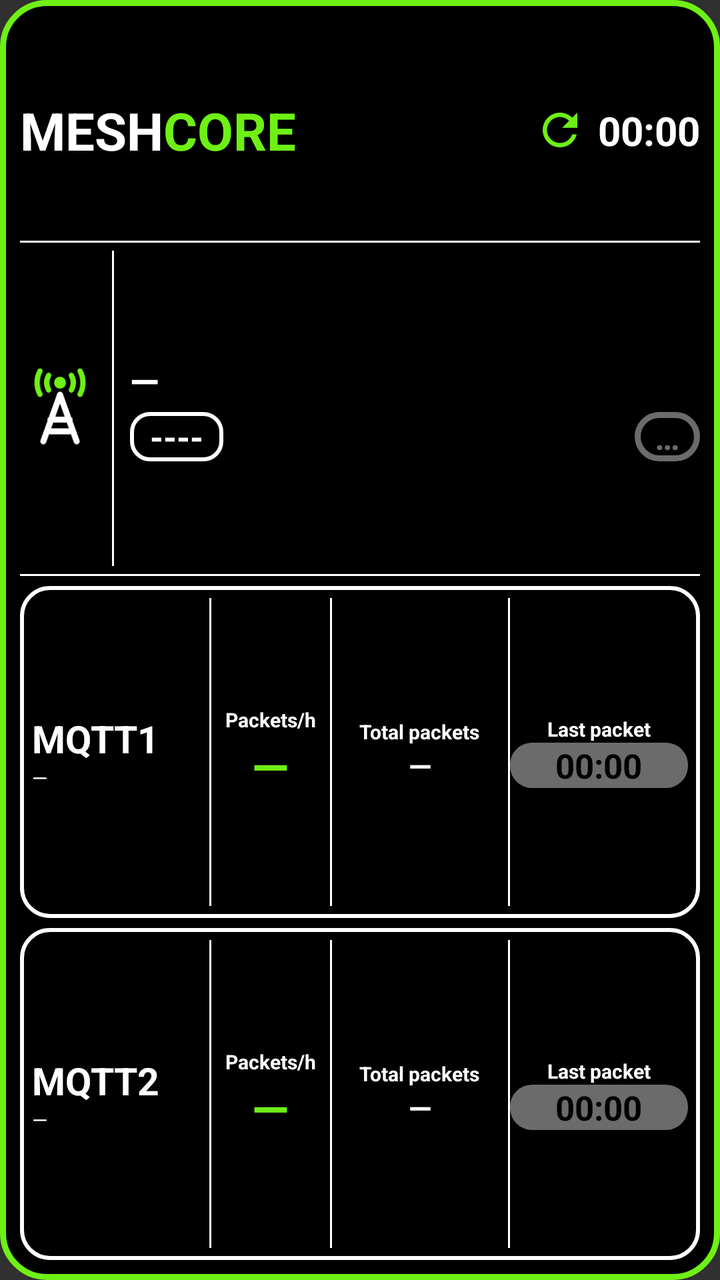
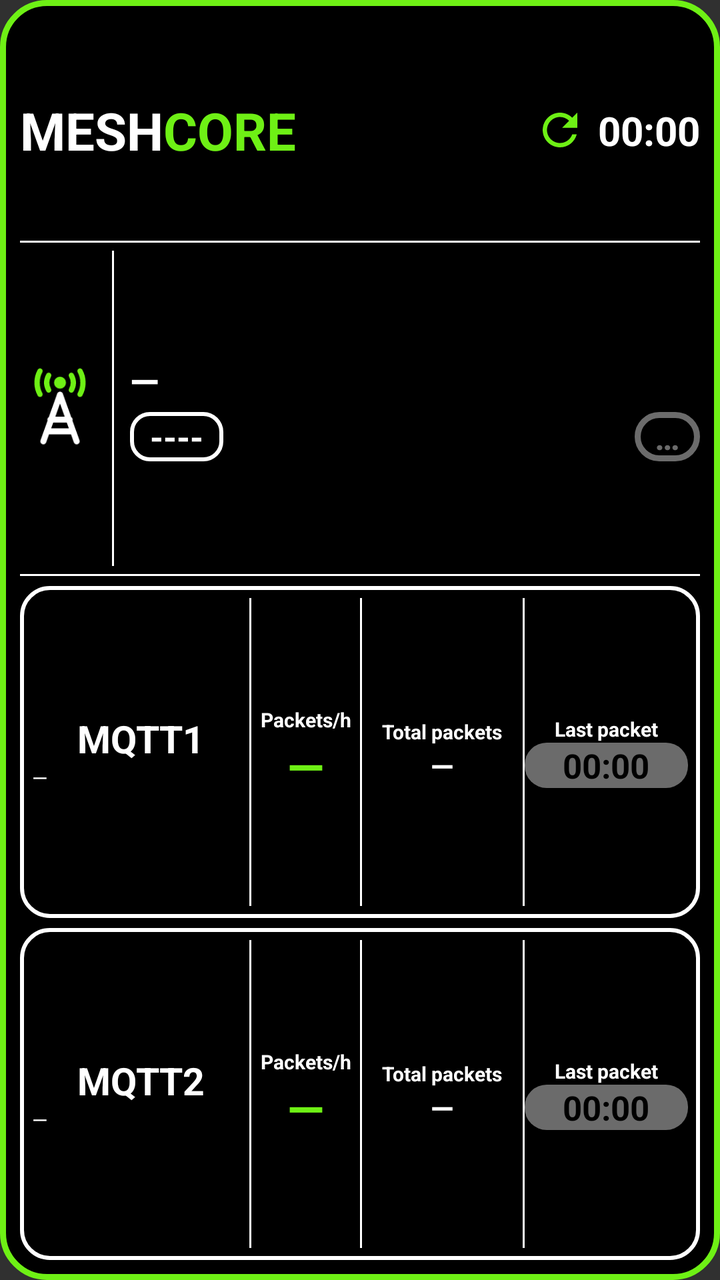

Two renders of the same Android screen: before a commit and after it. Below are the layout's source before the change and the commit's diff.
<!-- AndroidManifest.xml: application theme android:Theme.Material.NoActionBar -->
<!-- res/layout/widget_observer.xml -->
<?xml version="1.0" encoding="utf-8"?>
<LinearLayout xmlns:android="http://schemas.android.com/apk/res/android"
    android:id="@+id/widget_root"
    android:layout_width="match_parent"
    android:layout_height="match_parent"
    android:orientation="vertical"
    android:padding="10dp"
    android:background="@drawable/widget_bg">

    
    <LinearLayout
        android:layout_width="match_parent"
        android:layout_height="0dp"
        android:layout_weight="2"
        android:orientation="horizontal"
        android:gravity="center_vertical">
        <TextView android:layout_width="wrap_content" android:layout_height="wrap_content"
            android:text="MESH" android:textColor="#FFFFFF" android:textStyle="bold" android:textSize="26sp" android:maxLines="1"/>
        <TextView android:layout_width="wrap_content" android:layout_height="wrap_content"
            android:text="CORE" android:textColor="#6EF015" android:textStyle="bold" android:textSize="26sp" android:maxLines="1"/>
        <FrameLayout android:layout_width="0dp" android:layout_height="1dp" android:layout_weight="1"/>
        <ImageView android:id="@+id/refresh_icon" android:layout_width="26dp" android:layout_height="26dp"
            android:src="@drawable/ic_refresh" android:contentDescription="@null"/>
        <Chronometer android:id="@+id/interval_text" android:layout_width="wrap_content" android:layout_height="wrap_content"
            android:layout_marginStart="6dp" android:text="15 s" android:textColor="#FFFFFF" android:textStyle="bold" android:textSize="20sp" android:maxLines="1"/>
    </LinearLayout>

    <FrameLayout android:layout_width="match_parent" android:layout_height="1dp" android:background="#FFFFFF"/>

    
    <LinearLayout
        android:layout_width="match_parent"
        android:layout_height="0dp"
        android:layout_weight="3"
        android:orientation="horizontal"
        android:gravity="center_vertical"
        android:paddingTop="4dp" android:paddingBottom="4dp">
        <ImageView android:layout_width="40dp" android:layout_height="40dp"
            android:src="@drawable/ic_tower" android:contentDescription="@null"/>
        <FrameLayout android:layout_width="1dp" android:layout_height="match_parent" android:layout_marginStart="6dp" android:layout_marginEnd="8dp" android:background="#FFFFFF"/>
        <LinearLayout android:layout_width="0dp" android:layout_height="wrap_content" android:layout_weight="1" android:orientation="vertical">
            <TextView android:id="@+id/obs_name" android:layout_width="match_parent" android:layout_height="wrap_content"
                android:text="—" android:textColor="#FFFFFF" android:textStyle="bold" android:textSize="19sp" android:maxLines="1" android:ellipsize="end"/>
            <LinearLayout android:layout_width="match_parent" android:layout_height="wrap_content" android:orientation="horizontal" android:gravity="center_vertical" android:layout_marginTop="3dp">
                <TextView android:id="@+id/obs_hash" android:layout_width="wrap_content" android:layout_height="wrap_content"
                    android:background="@drawable/badge_outline" android:paddingStart="10dp" android:paddingEnd="10dp" android:paddingTop="1dp" android:paddingBottom="1dp"
                    android:text="----" android:textColor="#FFFFFF" android:textStyle="bold" android:textSize="17sp" android:maxLines="1"/>
                <FrameLayout android:layout_width="0dp" android:layout_height="1dp" android:layout_weight="1"/>
                <TextView android:id="@+id/obs_live" android:layout_width="wrap_content" android:layout_height="wrap_content"
                    android:background="@drawable/live_gray" android:paddingStart="10dp" android:paddingEnd="10dp" android:paddingTop="1dp" android:paddingBottom="1dp"
                    android:text="…" android:textColor="#6B6B6B" android:textStyle="bold" android:textSize="17sp" android:maxLines="1"/>
            </LinearLayout>
        </LinearLayout>
    </LinearLayout>

    <FrameLayout android:layout_width="match_parent" android:layout_height="1dp" android:background="#FFFFFF" android:layout_marginBottom="5dp"/>

    
    <LinearLayout
        android:layout_width="match_parent" android:layout_height="0dp" android:layout_weight="3"
        android:orientation="horizontal" android:gravity="center_vertical"
        android:background="@drawable/card_outline" android:padding="6dp">
        <LinearLayout android:layout_width="0dp" android:layout_height="wrap_content" android:layout_weight="3" android:orientation="vertical">
            <TextView android:layout_width="wrap_content" android:layout_height="wrap_content" android:text="MQTT1" android:textColor="#FFFFFF" android:textStyle="bold" android:textSize="19sp" android:maxLines="1"/>
            <TextView android:id="@+id/m1_host" android:layout_width="match_parent" android:layout_height="wrap_content" android:text="—" android:textColor="#FFFFFF" android:textSize="10sp" android:maxLines="1" android:ellipsize="end"/>
        </LinearLayout>
        <FrameLayout android:layout_width="1dp" android:layout_height="match_parent" android:background="#FFFFFF"/>
        <LinearLayout android:layout_width="0dp" android:layout_height="wrap_content" android:layout_weight="2" android:orientation="vertical" android:gravity="center_horizontal">
            <TextView android:layout_width="wrap_content" android:layout_height="wrap_content" android:text="Packets/h" android:textColor="#FFFFFF" android:textStyle="bold" android:textSize="10sp" android:maxLines="1"/>
            <TextView android:id="@+id/m1_hour" android:layout_width="wrap_content" android:layout_height="wrap_content" android:text="—" android:textColor="#6EF015" android:textStyle="bold" android:textSize="24sp" android:maxLines="1"/>
        </LinearLayout>
        <LinearLayout android:id="@+id/m1_total_col" android:layout_width="0dp" android:layout_height="match_parent" android:layout_weight="3" android:orientation="horizontal" android:gravity="center_vertical">
        <FrameLayout android:layout_width="1dp" android:layout_height="match_parent" android:background="#FFFFFF"/>
        <LinearLayout android:layout_width="0dp" android:layout_height="wrap_content" android:layout_weight="1" android:orientation="vertical" android:gravity="center_horizontal">
            <TextView android:layout_width="wrap_content" android:layout_height="wrap_content" android:text="Total packets" android:textColor="#FFFFFF" android:textStyle="bold" android:textSize="10sp" android:maxLines="1"/>
            <TextView android:id="@+id/m1_total" android:layout_width="wrap_content" android:layout_height="wrap_content" android:text="—" android:textColor="#FFFFFF" android:textStyle="bold" android:textSize="15sp" android:maxLines="1"/>
        </LinearLayout>
        </LinearLayout>
        <FrameLayout android:layout_width="1dp" android:layout_height="match_parent" android:background="#FFFFFF"/>
        <LinearLayout android:layout_width="0dp" android:layout_height="wrap_content" android:layout_weight="3" android:orientation="vertical" android:gravity="center_horizontal">
            <TextView android:layout_width="wrap_content" android:layout_height="wrap_content" android:text="Last packet" android:textColor="#FFFFFF" android:textStyle="bold" android:textSize="10sp" android:maxLines="1"/>
            <Chronometer android:id="@+id/m1_last" android:layout_width="match_parent" android:layout_height="wrap_content" android:gravity="center" android:background="@drawable/pill_gray" android:text="—" android:textColor="#000000" android:textStyle="bold" android:textSize="17sp" android:maxLines="1"/>
        </LinearLayout>
    </LinearLayout>

    <FrameLayout android:layout_width="match_parent" android:layout_height="5dp"/>

    
    <LinearLayout
        android:layout_width="match_parent" android:layout_height="0dp" android:layout_weight="3"
        android:orientation="horizontal" android:gravity="center_vertical"
        android:background="@drawable/card_outline" android:padding="6dp">
        <LinearLayout android:layout_width="0dp" android:layout_height="wrap_content" android:layout_weight="3" android:orientation="vertical">
            <TextView android:layout_width="wrap_content" android:layout_height="wrap_content" android:text="MQTT2" android:textColor="#FFFFFF" android:textStyle="bold" android:textSize="19sp" android:maxLines="1"/>
            <TextView android:id="@+id/m2_host" android:layout_width="match_parent" android:layout_height="wrap_content" android:text="—" android:textColor="#FFFFFF" android:textSize="10sp" android:maxLines="1" android:ellipsize="end"/>
        </LinearLayout>
        <FrameLayout android:layout_width="1dp" android:layout_height="match_parent" android:background="#FFFFFF"/>
        <LinearLayout android:layout_width="0dp" android:layout_height="wrap_content" android:layout_weight="2" android:orientation="vertical" android:gravity="center_horizontal">
            <TextView android:layout_width="wrap_content" android:layout_height="wrap_content" android:text="Packets/h" android:textColor="#FFFFFF" android:textStyle="bold" android:textSize="10sp" android:maxLines="1"/>
            <TextView android:id="@+id/m2_hour" android:layout_width="wrap_content" android:layout_height="wrap_content" android:text="—" android:textColor="#6EF015" android:textStyle="bold" android:textSize="24sp" android:maxLines="1"/>
        </LinearLayout>
        <LinearLayout android:id="@+id/m2_total_col" android:layout_width="0dp" android:layout_height="match_parent" android:layout_weight="3" android:orientation="horizontal" android:gravity="center_vertical">
        <FrameLayout android:layout_width="1dp" android:layout_height="match_parent" android:background="#FFFFFF"/>
        <LinearLayout android:layout_width="0dp" android:layout_height="wrap_content" android:layout_weight="1" android:orientation="vertical" android:gravity="center_horizontal">
            <TextView android:layout_width="wrap_content" android:layout_height="wrap_content" android:text="Total packets" android:textColor="#FFFFFF" android:textStyle="bold" android:textSize="10sp" android:maxLines="1"/>
            <TextView android:id="@+id/m2_total" android:layout_width="wrap_content" android:layout_height="wrap_content" android:text="—" android:textColor="#FFFFFF" android:textStyle="bold" android:textSize="15sp" android:maxLines="1"/>
        </LinearLayout>
        </LinearLayout>
        <FrameLayout android:layout_width="1dp" android:layout_height="match_parent" android:background="#FFFFFF"/>
        <LinearLayout android:layout_width="0dp" android:layout_height="wrap_content" android:layout_weight="3" android:orientation="vertical" android:gravity="center_horizontal">
            <TextView android:layout_width="wrap_content" android:layout_height="wrap_content" android:text="Last packet" android:textColor="#FFFFFF" android:textStyle="bold" android:textSize="10sp" android:maxLines="1"/>
            <Chronometer android:id="@+id/m2_last" android:layout_width="match_parent" android:layout_height="wrap_content" android:gravity="center" android:background="@drawable/pill_gray" android:text="—" android:textColor="#000000" android:textStyle="bold" android:textSize="17sp" android:maxLines="1"/>
        </LinearLayout>
    </LinearLayout>
</LinearLayout>
<!-- resources referenced by this layout -->
<resources>
  <!-- drawable badge_outline (drawable) -->
  <?xml version="1.0" encoding="utf-8"?>
  <shape xmlns:android="http://schemas.android.com/apk/res/android" android:shape="rectangle">
      <solid android:color="#000000"/>
      <stroke android:width="2dp" android:color="#FFFFFF"/>
      <corners android:radius="9dp"/>
  </shape>
  <!-- drawable card_outline (drawable) -->
  <?xml version="1.0" encoding="utf-8"?>
  <shape xmlns:android="http://schemas.android.com/apk/res/android" android:shape="rectangle">
      <solid android:color="#000000"/>
      <stroke android:width="2dp" android:color="#FFFFFF"/>
      <corners android:radius="14dp"/>
  </shape>
  <!-- drawable ic_refresh (drawable) -->
  <?xml version="1.0" encoding="utf-8"?>
  <vector xmlns:android="http://schemas.android.com/apk/res/android" android:width="24dp" android:height="24dp" android:viewportWidth="24" android:viewportHeight="24">
      <path android:fillColor="#6EF015" android:pathData="M17.65,6.35C16.2,4.9 14.21,4 12,4c-4.42,0 -7.99,3.58 -7.99,8s3.57,8 7.99,8c3.73,0 6.84,-2.55 7.73,-6h-2.08c-0.82,2.33 -3.04,4 -5.65,4 -3.31,0 -6,-2.69 -6,-6s2.69,-6 6,-6c1.66,0 3.14,0.69 4.22,1.78L13,11h7V4l-2.35,2.35z"/>
  </vector>
  <!-- drawable ic_tower (drawable) -->
  <?xml version="1.0" encoding="utf-8"?>
  <vector xmlns:android="http://schemas.android.com/apk/res/android" android:width="48dp" android:height="48dp" android:viewportWidth="24" android:viewportHeight="24">
      <path android:fillColor="#6EF015" android:pathData="M12,4.4m-1.8,0a1.8,1.8 0,1 1,3.6 0a1.8,1.8 0,1 1,-3.6 0"/>
      <path android:strokeColor="#6EF015" android:strokeWidth="1.6" android:strokeLineCap="round" android:pathData="M8.6,2.2A4.6,4.6 0,0 0,8.6,6.6M15.4,2.2A4.6,4.6 0,0 1,15.4,6.6M6,0.9A7.4,7.4 0,0 0,6,7.9M18,0.9A7.4,7.4 0,0 1,18,7.9"/>
      <path android:strokeColor="#FFFFFF" android:strokeWidth="1.8" android:strokeLineCap="round" android:strokeLineJoin="round" android:pathData="M12,8L7,22M12,8L17,22M9.1,15.5L14.9,15.5M8.2,19L15.8,19"/>
  </vector>
  <!-- drawable live_gray (drawable) -->
  <?xml version="1.0" encoding="utf-8"?>
  <shape xmlns:android="http://schemas.android.com/apk/res/android" android:shape="rectangle">
      <solid android:color="#000000"/>
      <stroke android:width="3dp" android:color="#6B6B6B"/>
      <corners android:radius="12dp"/>
  </shape>
  <!-- drawable pill_gray (drawable) -->
  <?xml version="1.0" encoding="utf-8"?>
  <shape xmlns:android="http://schemas.android.com/apk/res/android" android:shape="rectangle">
      <solid android:color="#6B6B6B"/>
      <corners android:radius="11dp"/>
  </shape>
  <!-- drawable widget_bg (drawable) -->
  <?xml version="1.0" encoding="utf-8"?>
  <shape xmlns:android="http://schemas.android.com/apk/res/android" android:shape="rectangle">
      <solid android:color="#000000"/>
      <stroke android:width="3dp" android:color="#6EF015"/>
      <corners android:radius="22dp"/>
  </shape>
</resources>

<!-- the commit's change to res/layout/widget_observer.xml (unified diff, before → after) -->
@@ -60,26 +60,26 @@
         android:layout_width="match_parent" android:layout_height="0dp" android:layout_weight="3"
         android:orientation="horizontal" android:gravity="center_vertical"
         android:background="@drawable/card_outline" android:padding="6dp">
-        <LinearLayout android:layout_width="0dp" android:layout_height="wrap_content" android:layout_weight="3" android:orientation="vertical">
-            <TextView android:layout_width="wrap_content" android:layout_height="wrap_content" android:text="MQTT1" android:textColor="#FFFFFF" android:textStyle="bold" android:textSize="19sp" android:maxLines="1"/>
-            <TextView android:id="@+id/m1_host" android:layout_width="match_parent" android:layout_height="wrap_content" android:text="—" android:textColor="#FFFFFF" android:textSize="10sp" android:maxLines="1" android:ellipsize="end"/>
+        <LinearLayout android:layout_width="0dp" android:layout_height="wrap_content" android:layout_weight="4" android:orientation="vertical">
+            <TextView android:layout_width="match_parent" android:layout_height="wrap_content" android:text="MQTT1" android:textColor="#FFFFFF" android:textStyle="bold" android:gravity="center" android:textSize="19sp" android:maxLines="1" android:autoSizeTextType="uniform" android:autoSizeMinTextSize="11sp" android:autoSizeMaxTextSize="19sp" android:autoSizeStepGranularity="1sp"/>
+            <TextView android:id="@+id/m1_host" android:layout_width="match_parent" android:layout_height="wrap_content" android:text="—" android:textColor="#FFFFFF" android:textSize="10sp" android:maxLines="1" android:ellipsize="end" android:autoSizeTextType="uniform" android:autoSizeMinTextSize="6sp" android:autoSizeMaxTextSize="10sp" android:autoSizeStepGranularity="1sp"/>
         </LinearLayout>
         <FrameLayout android:layout_width="1dp" android:layout_height="match_parent" android:background="#FFFFFF"/>
         <LinearLayout android:layout_width="0dp" android:layout_height="wrap_content" android:layout_weight="2" android:orientation="vertical" android:gravity="center_horizontal">
-            <TextView android:layout_width="wrap_content" android:layout_height="wrap_content" android:text="Packets/h" android:textColor="#FFFFFF" android:textStyle="bold" android:textSize="10sp" android:maxLines="1"/>
-            <TextView android:id="@+id/m1_hour" android:layout_width="wrap_content" android:layout_height="wrap_content" android:text="—" android:textColor="#6EF015" android:textStyle="bold" android:textSize="24sp" android:maxLines="1"/>
+            <TextView android:layout_width="match_parent" android:layout_height="wrap_content" android:text="Packets/h" android:textColor="#FFFFFF" android:textStyle="bold" android:gravity="center" android:textSize="10sp" android:maxLines="1" android:autoSizeTextType="uniform" android:autoSizeMinTextSize="6sp" android:autoSizeMaxTextSize="10sp" android:autoSizeStepGranularity="1sp"/>
+            <TextView android:id="@+id/m1_hour" android:layout_width="match_parent" android:layout_height="wrap_content" android:text="—" android:textColor="#6EF015" android:textStyle="bold" android:gravity="center" android:textSize="24sp" android:maxLines="1" android:autoSizeTextType="uniform" android:autoSizeMinTextSize="14sp" android:autoSizeMaxTextSize="24sp" android:autoSizeStepGranularity="1sp"/>
         </LinearLayout>
         <LinearLayout android:id="@+id/m1_total_col" android:layout_width="0dp" android:layout_height="match_parent" android:layout_weight="3" android:orientation="horizontal" android:gravity="center_vertical">
         <FrameLayout android:layout_width="1dp" android:layout_height="match_parent" android:background="#FFFFFF"/>
         <LinearLayout android:layout_width="0dp" android:layout_height="wrap_content" android:layout_weight="1" android:orientation="vertical" android:gravity="center_horizontal">
-            <TextView android:layout_width="wrap_content" android:layout_height="wrap_content" android:text="Total packets" android:textColor="#FFFFFF" android:textStyle="bold" android:textSize="10sp" android:maxLines="1"/>
-            <TextView android:id="@+id/m1_total" android:layout_width="wrap_content" android:layout_height="wrap_content" android:text="—" android:textColor="#FFFFFF" android:textStyle="bold" android:textSize="15sp" android:maxLines="1"/>
+            <TextView android:layout_width="match_parent" android:layout_height="wrap_content" android:text="Total packets" android:textColor="#FFFFFF" android:textStyle="bold" android:gravity="center" android:textSize="10sp" android:maxLines="1" android:autoSizeTextType="uniform" android:autoSizeMinTextSize="6sp" android:autoSizeMaxTextSize="10sp" android:autoSizeStepGranularity="1sp"/>
+            <TextView android:id="@+id/m1_total" android:layout_width="match_parent" android:layout_height="wrap_content" android:text="—" android:textColor="#FFFFFF" android:textStyle="bold" android:gravity="center" android:textSize="15sp" android:maxLines="1" android:autoSizeTextType="uniform" android:autoSizeMinTextSize="10sp" android:autoSizeMaxTextSize="15sp" android:autoSizeStepGranularity="1sp"/>
         </LinearLayout>
         </LinearLayout>
         <FrameLayout android:layout_width="1dp" android:layout_height="match_parent" android:background="#FFFFFF"/>
         <LinearLayout android:layout_width="0dp" android:layout_height="wrap_content" android:layout_weight="3" android:orientation="vertical" android:gravity="center_horizontal">
-            <TextView android:layout_width="wrap_content" android:layout_height="wrap_content" android:text="Last packet" android:textColor="#FFFFFF" android:textStyle="bold" android:textSize="10sp" android:maxLines="1"/>
-            <Chronometer android:id="@+id/m1_last" android:layout_width="match_parent" android:layout_height="wrap_content" android:gravity="center" android:background="@drawable/pill_gray" android:text="—" android:textColor="#000000" android:textStyle="bold" android:textSize="17sp" android:maxLines="1"/>
+            <TextView android:layout_width="match_parent" android:layout_height="wrap_content" android:text="Last packet" android:textColor="#FFFFFF" android:textStyle="bold" android:gravity="center" android:textSize="10sp" android:maxLines="1" android:autoSizeTextType="uniform" android:autoSizeMinTextSize="6sp" android:autoSizeMaxTextSize="10sp" android:autoSizeStepGranularity="1sp"/>
+            <Chronometer android:id="@+id/m1_last" android:layout_width="match_parent" android:layout_height="wrap_content" android:gravity="center" android:background="@drawable/pill_gray" android:text="—" android:textColor="#000000" android:textStyle="bold" android:textSize="17sp" android:maxLines="1" android:autoSizeTextType="uniform" android:autoSizeMinTextSize="10sp" android:autoSizeMaxTextSize="17sp" android:autoSizeStepGranularity="1sp"/>
         </LinearLayout>
     </LinearLayout>
 
@@ -90,26 +90,26 @@
         android:layout_width="match_parent" android:layout_height="0dp" android:layout_weight="3"
         android:orientation="horizontal" android:gravity="center_vertical"
         android:background="@drawable/card_outline" android:padding="6dp">
-        <LinearLayout android:layout_width="0dp" android:layout_height="wrap_content" android:layout_weight="3" android:orientation="vertical">
-            <TextView android:layout_width="wrap_content" android:layout_height="wrap_content" android:text="MQTT2" android:textColor="#FFFFFF" android:textStyle="bold" android:textSize="19sp" android:maxLines="1"/>
-            <TextView android:id="@+id/m2_host" android:layout_width="match_parent" android:layout_height="wrap_content" android:text="—" android:textColor="#FFFFFF" android:textSize="10sp" android:maxLines="1" android:ellipsize="end"/>
+        <LinearLayout android:layout_width="0dp" android:layout_height="wrap_content" android:layout_weight="4" android:orientation="vertical">
+            <TextView android:layout_width="match_parent" android:layout_height="wrap_content" android:text="MQTT2" android:textColor="#FFFFFF" android:textStyle="bold" android:gravity="center" android:textSize="19sp" android:maxLines="1" android:autoSizeTextType="uniform" android:autoSizeMinTextSize="11sp" android:autoSizeMaxTextSize="19sp" android:autoSizeStepGranularity="1sp"/>
+            <TextView android:id="@+id/m2_host" android:layout_width="match_parent" android:layout_height="wrap_content" android:text="—" android:textColor="#FFFFFF" android:textSize="10sp" android:maxLines="1" android:ellipsize="end" android:autoSizeTextType="uniform" android:autoSizeMinTextSize="6sp" android:autoSizeMaxTextSize="10sp" android:autoSizeStepGranularity="1sp"/>
         </LinearLayout>
         <FrameLayout android:layout_width="1dp" android:layout_height="match_parent" android:background="#FFFFFF"/>
         <LinearLayout android:layout_width="0dp" android:layout_height="wrap_content" android:layout_weight="2" android:orientation="vertical" android:gravity="center_horizontal">
-            <TextView android:layout_width="wrap_content" android:layout_height="wrap_content" android:text="Packets/h" android:textColor="#FFFFFF" android:textStyle="bold" android:textSize="10sp" android:maxLines="1"/>
-            <TextView android:id="@+id/m2_hour" android:layout_width="wrap_content" android:layout_height="wrap_content" android:text="—" android:textColor="#6EF015" android:textStyle="bold" android:textSize="24sp" android:maxLines="1"/>
+            <TextView android:layout_width="match_parent" android:layout_height="wrap_content" android:text="Packets/h" android:textColor="#FFFFFF" android:textStyle="bold" android:gravity="center" android:textSize="10sp" android:maxLines="1" android:autoSizeTextType="uniform" android:autoSizeMinTextSize="6sp" android:autoSizeMaxTextSize="10sp" android:autoSizeStepGranularity="1sp"/>
+            <TextView android:id="@+id/m2_hour" android:layout_width="match_parent" android:layout_height="wrap_content" android:text="—" android:textColor="#6EF015" android:textStyle="bold" android:gravity="center" android:textSize="24sp" android:maxLines="1" android:autoSizeTextType="uniform" android:autoSizeMinTextSize="14sp" android:autoSizeMaxTextSize="24sp" android:autoSizeStepGranularity="1sp"/>
         </LinearLayout>
         <LinearLayout android:id="@+id/m2_total_col" android:layout_width="0dp" android:layout_height="match_parent" android:layout_weight="3" android:orientation="horizontal" android:gravity="center_vertical">
         <FrameLayout android:layout_width="1dp" android:layout_height="match_parent" android:background="#FFFFFF"/>
         <LinearLayout android:layout_width="0dp" android:layout_height="wrap_content" android:layout_weight="1" android:orientation="vertical" android:gravity="center_horizontal">
-            <TextView android:layout_width="wrap_content" android:layout_height="wrap_content" android:text="Total packets" android:textColor="#FFFFFF" android:textStyle="bold" android:textSize="10sp" android:maxLines="1"/>
-            <TextView android:id="@+id/m2_total" android:layout_width="wrap_content" android:layout_height="wrap_content" android:text="—" android:textColor="#FFFFFF" android:textStyle="bold" android:textSize="15sp" android:maxLines="1"/>
+            <TextView android:layout_width="match_parent" android:layout_height="wrap_content" android:text="Total packets" android:textColor="#FFFFFF" android:textStyle="bold" android:gravity="center" android:textSize="10sp" android:maxLines="1" android:autoSizeTextType="uniform" android:autoSizeMinTextSize="6sp" android:autoSizeMaxTextSize="10sp" android:autoSizeStepGranularity="1sp"/>
+            <TextView android:id="@+id/m2_total" android:layout_width="match_parent" android:layout_height="wrap_content" android:text="—" android:textColor="#FFFFFF" android:textStyle="bold" android:gravity="center" android:textSize="15sp" android:maxLines="1" android:autoSizeTextType="uniform" android:autoSizeMinTextSize="10sp" android:autoSizeMaxTextSize="15sp" android:autoSizeStepGranularity="1sp"/>
         </LinearLayout>
         </LinearLayout>
         <FrameLayout android:layout_width="1dp" android:layout_height="match_parent" android:background="#FFFFFF"/>
         <LinearLayout android:layout_width="0dp" android:layout_height="wrap_content" android:layout_weight="3" android:orientation="vertical" android:gravity="center_horizontal">
-            <TextView android:layout_width="wrap_content" android:layout_height="wrap_content" android:text="Last packet" android:textColor="#FFFFFF" android:textStyle="bold" android:textSize="10sp" android:maxLines="1"/>
-            <Chronometer android:id="@+id/m2_last" android:layout_width="match_parent" android:layout_height="wrap_content" android:gravity="center" android:background="@drawable/pill_gray" android:text="—" android:textColor="#000000" android:textStyle="bold" android:textSize="17sp" android:maxLines="1"/>
+            <TextView android:layout_width="match_parent" android:layout_height="wrap_content" android:text="Last packet" android:textColor="#FFFFFF" android:textStyle="bold" android:gravity="center" android:textSize="10sp" android:maxLines="1" android:autoSizeTextType="uniform" android:autoSizeMinTextSize="6sp" android:autoSizeMaxTextSize="10sp" android:autoSizeStepGranularity="1sp"/>
+            <Chronometer android:id="@+id/m2_last" android:layout_width="match_parent" android:layout_height="wrap_content" android:gravity="center" android:background="@drawable/pill_gray" android:text="—" android:textColor="#000000" android:textStyle="bold" android:textSize="17sp" android:maxLines="1" android:autoSizeTextType="uniform" android:autoSizeMinTextSize="10sp" android:autoSizeMaxTextSize="17sp" android:autoSizeStepGranularity="1sp"/>
         </LinearLayout>
     </LinearLayout>
 </LinearLayout>
